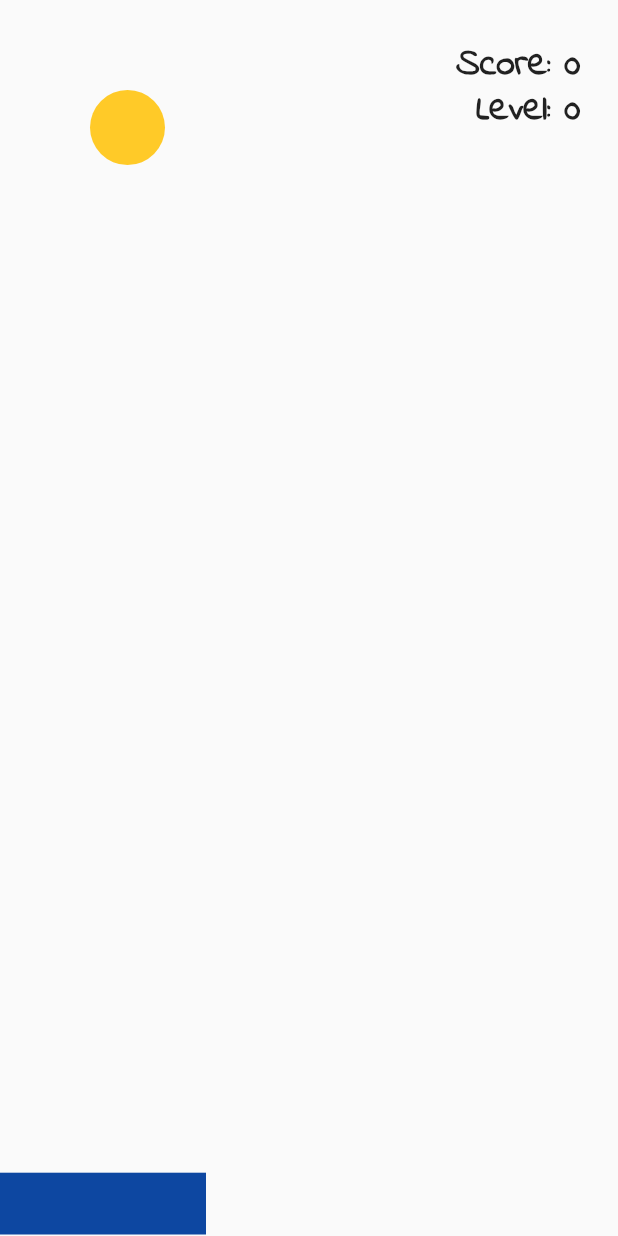
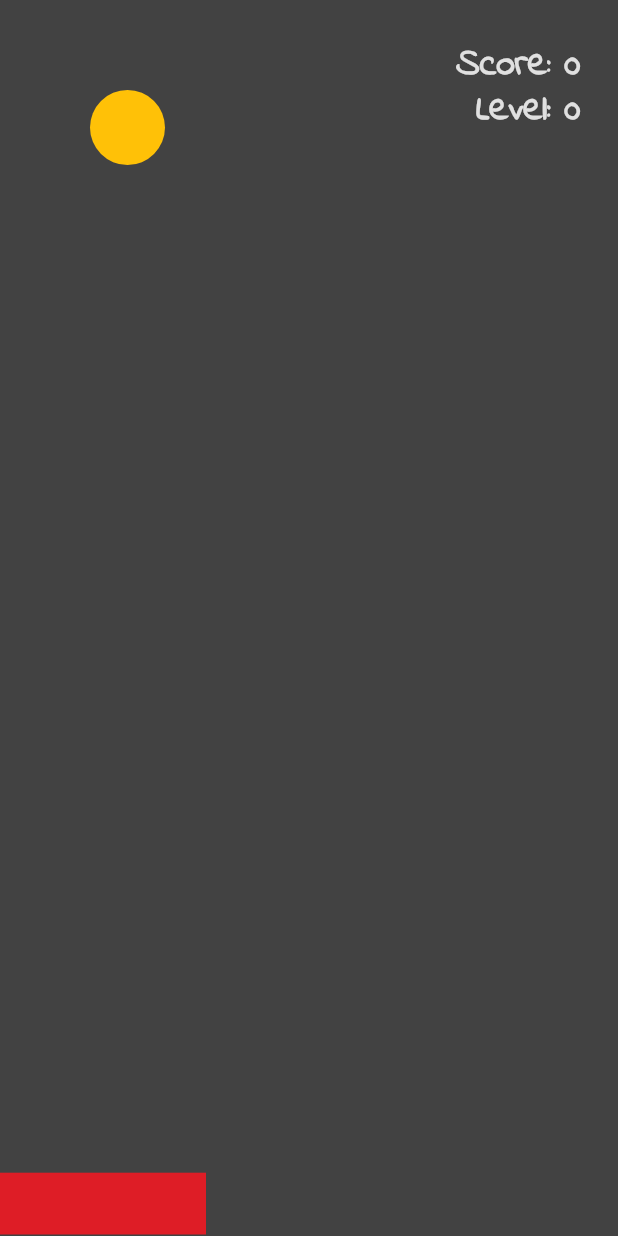
Before and after one commit to Bursul/pong, a Flutter app: the screen it shows after launch, after a tap on "Play", on a phone screen of 412 x 824 dp. Run offline on Flutter 3.47's test engine with Material 2 defaults, Android fonts, the phone set to English and light mode, and no system bars.

```diff
--- a/lib/game_zone/ball.dart
+++ b/lib/game_zone/ball.dart
@@ -2,7 +2,9 @@ import 'package:flutter/material.dart';
 
 class Ball extends StatelessWidget {
 
-  double diameter = 50;
+  final double diameter;
+
+  Ball(this.diameter);
 
   @override
   Widget build(BuildContext context) {
@@ -10,7 +12,7 @@ class Ball extends StatelessWidget {
       width: diameter,
       height: diameter,
       decoration: new BoxDecoration(
-        color: Colors.amber[400],
+        color: Colors.amber,
         shape: BoxShape.circle,
       ),
     );
--- a/lib/game_zone/bat.dart
+++ b/lib/game_zone/bat.dart
@@ -12,7 +12,7 @@ class Bat extends StatelessWidget {
       width: width,
       height: height,
       decoration: new BoxDecoration(
-        color: Colors.blue[900],
+        color: Color.fromRGBO(222, 29, 38, 1),
       ),
     );
   }
--- a/lib/game_zone/game_info.dart
+++ b/lib/game_zone/game_info.dart
@@ -19,7 +19,8 @@ class Score extends StatelessWidget {
         style: TextStyle(
             fontSize: 25,
             fontFamily: 'Indies',
-            fontWeight: FontWeight.bold),
+            fontWeight: FontWeight.bold,
+            color: Colors.grey[300]),
       ),
     );
   }
@@ -44,7 +45,8 @@ class Level extends StatelessWidget {
         style: TextStyle(
             fontSize: 25,
             fontFamily: 'Indies',
-            fontWeight: FontWeight.bold),
+            fontWeight: FontWeight.bold,
+            color: Colors.grey[300]),
       ),
     );
   }
--- a/lib/game_zone/grid.dart
+++ b/lib/game_zone/grid.dart
@@ -2,7 +2,6 @@ import 'package:flutter/material.dart';
 import 'package:pong/game_zone/game_info.dart';
 import 'ball.dart';
 import 'bat.dart';
-import 'dart:math';
 
 enum Direction { up, down, left, right }
 
@@ -18,8 +17,8 @@ class _PongState extends State<Pong> with SingleTickerProviderStateMixin {
   double batWidthMultiplicator = 3;
   double ballSpeed = 5;
 
-  Direction vDir = Direction.down;
-  Direction hDir = Direction.right;
+  Direction verticalDirection = Direction.down;
+  Direction horizontalDirection = Direction.right;
 
   Animation<double> animation;
   AnimationController controller;
@@ -33,9 +32,6 @@ class _PongState extends State<Pong> with SingleTickerProviderStateMixin {
   double batHeight = 0;
   double batPosition = 0;
 
-  double randX = 1;
-  double randY = 1;
-
   @override
   void initState() {
     controller = AnimationController(
@@ -43,18 +39,8 @@ class _PongState extends State<Pong> with SingleTickerProviderStateMixin {
     animation = Tween<double>(begin: 0, end: 100).animate(controller);
     animation.addListener(() {
       safeSetState(() {
-        (hDir == Direction.right) ? posX += ballSpeed : posX -= ballSpeed;
-        (vDir == Direction.down) ? posY += ballSpeed : posY -= ballSpeed;
+        moveBall();
       });
-
-      // (hDir == Direction.right)
-      //       ? posX += ((ballSpeed * randX).round())
-      //       : posX -= ((ballSpeed * randX).round());
-      //   (vDir == Direction.down)
-      //       ? posY += ((ballSpeed * randY).round())
-      //       : posY -= ((ballSpeed * randY).round());
-      // });
-
       checkBorders();
     });
 
@@ -62,9 +48,16 @@ class _PongState extends State<Pong> with SingleTickerProviderStateMixin {
     super.initState();
   }
 
+  void moveBall() {
+    (horizontalDirection == Direction.right) ? posX += ballSpeed : posX -= ballSpeed;
+    (verticalDirection == Direction.down) ? posY += ballSpeed : posY -= ballSpeed;
+  }
+
   @override
   Widget build(BuildContext context) {
-    return LayoutBuilder(
+    return Container(
+      color: Colors.grey[800],
+      child: LayoutBuilder(
         builder: (BuildContext context, BoxConstraints constraints) {
           height = constraints.maxHeight;
           width = constraints.maxWidth;
@@ -72,10 +65,10 @@ class _PongState extends State<Pong> with SingleTickerProviderStateMixin {
           batHeight = height / 20;
           return Stack(
             children: <Widget>[
-            Score(score: score,),
+              Score(score: score),
               Level(level: level),
               Positioned(
-              child: Ball(),
+                child: Ball(diameter),
                 top: posY,
                 left: posX,
               ),
@@ -90,6 +83,7 @@ class _PongState extends State<Pong> with SingleTickerProviderStateMixin {
             ],
           );
         },
+      ),
     );
   }
 
@@ -100,20 +94,16 @@ class _PongState extends State<Pong> with SingleTickerProviderStateMixin {
   }
 
   void checkBorders() {
-    if (posX <= 0 && hDir == Direction.left) {
-      hDir = Direction.right;
-      randX = randomNumber();
+    if (posX <= 0 && horizontalDirection == Direction.left) {
+      horizontalDirection = Direction.right;
     }
-    if (posX >= width - diameter && hDir == Direction.right) {
-      hDir = Direction.left;
-      randX = randomNumber();
+    if (posX >= width - diameter && horizontalDirection == Direction.right) {
+      horizontalDirection = Direction.left;
     }
     if (posY >= height - diameter - batHeight * 0.75 &&
-        vDir == Direction.down) {
-      if (posX >= (batPosition - diameter) &&
-          posX <= (batPosition + batWidth)) {
-        vDir = Direction.up;
-        randY = randomNumber();
+        verticalDirection == Direction.down) {
+      if (ballTouchesBat()) {
+        verticalDirection = Direction.up;
         safeSetState(() {
           score++;
           makeGameHarder();
@@ -125,10 +115,14 @@ class _PongState extends State<Pong> with SingleTickerProviderStateMixin {
         }
       }
     }
-    if (posY <= 0 && vDir == Direction.up) {
-      vDir = Direction.down;
-      randY = randomNumber();
+    if (posY <= 0 && verticalDirection == Direction.up) {
+      verticalDirection = Direction.down;
     }
+  }
+
+  bool ballTouchesBat() {
+    return posX >= (batPosition - diameter) &&
+        posX <= (batPosition + batWidth);
   }
 
   void makeGameHarder() {
@@ -153,12 +147,6 @@ class _PongState extends State<Pong> with SingleTickerProviderStateMixin {
         function();
       });
     }
-  }
-
-  double randomNumber() {
-    var ran = new Random();
-    int myNum = ran.nextInt(101);
-    return (50 + myNum) / 100;
   }
 
   void showStartAgainMessage(BuildContext context) {
@@ -198,5 +186,6 @@ class _PongState extends State<Pong> with SingleTickerProviderStateMixin {
     level = 0;
     batWidthMultiplicator = 3;
     ballSpeed = 5;
+    batPosition = width / 2 - batWidth / 2;
   }
 }
--- a/lib/main.dart
+++ b/lib/main.dart
@@ -1,6 +1,6 @@
 import 'package:flutter/material.dart';
-import 'package:pong/homescreen.dart';
 import 'package:pong/game_zone/playground.dart';
+import 'package:pong/home_screen/homescreen.dart';
 
 void main() => runApp(MaterialApp(
   initialRoute: '/',
```
Also changed, not shown: lib/home_screen/homescreen.dart (renamed from lib/homescreen.dart). Lines whose indentation alone changed are shown as unchanged.
